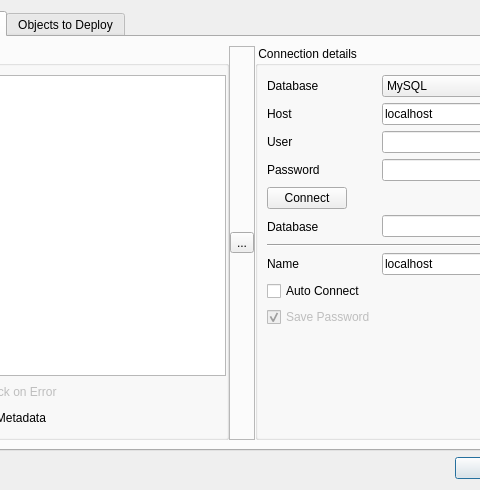
Old version of the form InjectSqlDialog.ui in the repository fritzone/ddm; both pictures show x 87 to 567 and y 0 to 490 of the 717 by 490 pixel window.
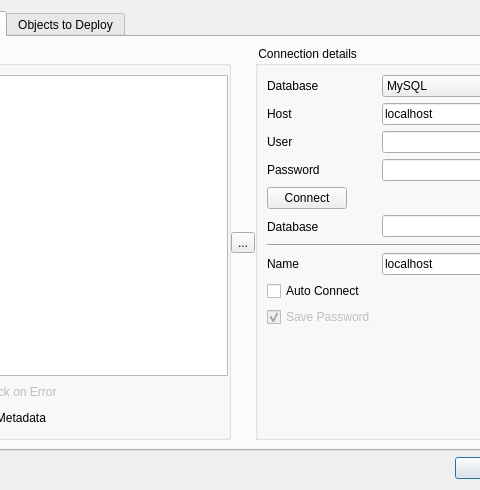
New version of the form. Icons and pictures are not drawn.

```diff
--- a/InjectSqlDialog.ui
+++ b/InjectSqlDialog.ui
@@ -81,7 +81,7 @@
        <item>
         <widget class="QFrame" name="frame">
          <property name="frameShape">
-          <enum>QFrame::StyledPanel</enum>
+          <enum>QFrame::NoFrame</enum>
          </property>
          <property name="frameShadow">
           <enum>QFrame::Raised</enum>
```
Left out of the diff: 80 changed lines with no effect on the pictures.
